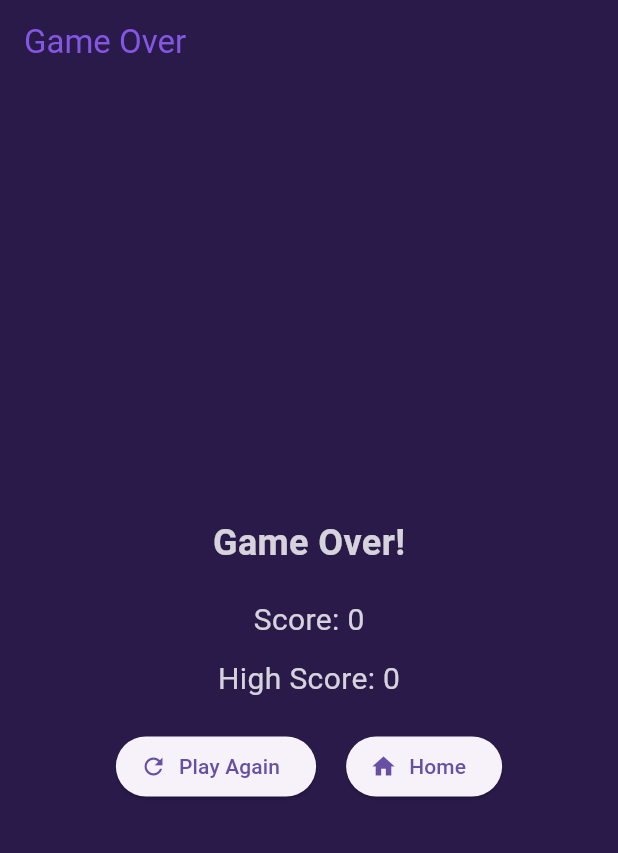
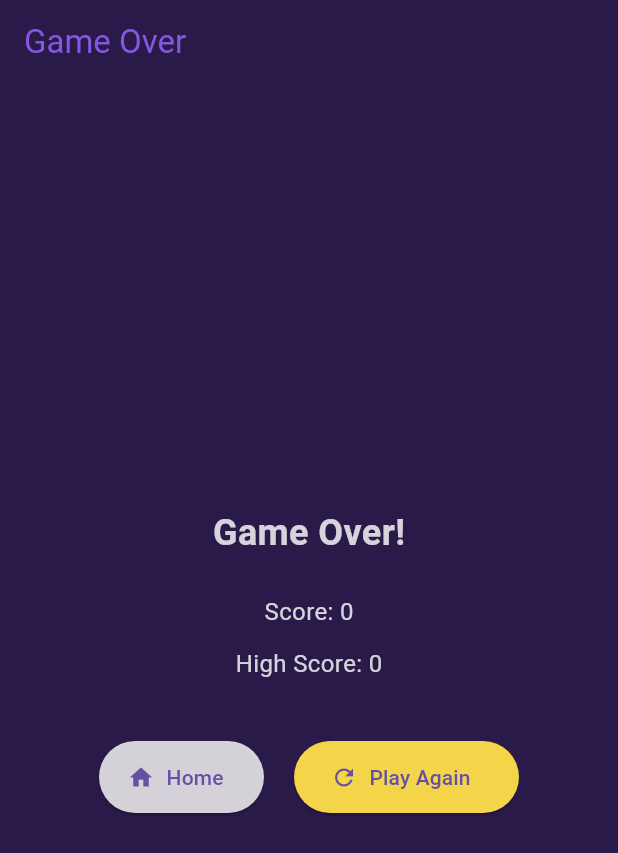
Before and after one commit to akewilen/CLS050-Project, a Flutter app: the ScoreScreen screen opened directly with empty values, on a phone screen of 412 x 824 dp. Shown: the top 853 px of the screen. Run offline on Flutter 3.47's test engine with Material 3 defaults, Android fonts, the phone set to English and light mode, and no system bars; our stand-ins replace cloud_firestore, firebase_core, shared_preferences; missing offline and left inert: syncfusion_flutter_maps; accounts and stored records are empty.

Commit message:
single player ScorePage

```diff
--- a/flutter_application_1/lib/components/map_instruction.dart
+++ b/flutter_application_1/lib/components/map_instruction.dart
@@ -17,7 +17,11 @@ class MapInstruction extends StatelessWidget {
         color: AppTheme.window90,
       ),
       child: Text(
-        style: TextStyle(color: Colors.white),
+        style: TextStyle(
+          color: Colors.white,
+          fontSize: 16,
+          fontWeight: FontWeight.w100,
+        ),
         'Find: $hiddenCountry',
       ),
     );
--- a/flutter_application_1/lib/pages/home_screen.dart
+++ b/flutter_application_1/lib/pages/home_screen.dart
@@ -258,7 +258,7 @@ void showJoinLobbyDialog(BuildContext context, void Function(String) callback) {
   final GlobalKey<FormState> formKey = GlobalKey<FormState>();
 
   showDialog<String>(
-    barrierDismissible: false,
+    barrierDismissible: true,
     barrierColor: Colors.transparent,
     context: context,
     builder: (BuildContext context) {
--- a/flutter_application_1/lib/pages/score_screen.dart
+++ b/flutter_application_1/lib/pages/score_screen.dart
@@ -1,5 +1,6 @@
 import 'package:flutter/material.dart';
 import 'package:flutter_application_1/themes/app_theme.dart';
+import '../components/menu_btn.dart';
 import 'game_view.dart';
 
 class ScoreScreen extends StatelessWidget {
@@ -30,20 +31,29 @@ class ScoreScreen extends StatelessWidget {
                 color: AppTheme.textColor,
               ),
             ),
-            const SizedBox(height: 20),
+            const SizedBox(height: 24),
             Text(
               'Score: $finalScore',
-              style: const TextStyle(fontSize: 20, color: AppTheme.textColor),
+              style: const TextStyle(fontSize: 16, color: AppTheme.textColor),
             ),
-            const SizedBox(height: 10),
+            const SizedBox(height: 12),
             Text(
               'High Score: $highScore',
-              style: const TextStyle(fontSize: 20, color: AppTheme.textColor),
+              style: const TextStyle(fontSize: 16, color: AppTheme.textColor),
             ),
-            const SizedBox(height: 20),
+            const SizedBox(height: 40),
             Row(
               mainAxisAlignment: MainAxisAlignment.center,
               children: [
+                ElevatedButton.icon(
+                  icon: const Icon(Icons.home),
+                  label: const Text('Home'),
+                  onPressed: () {
+                    Navigator.pop(context);
+                  },
+                  style: AppTheme.secondaryMenuBtn,
+                ),
+                const SizedBox(width: 20),
                 ElevatedButton.icon(
                   onPressed: () {
                     Navigator.pushReplacement(
@@ -57,24 +67,9 @@ class ScoreScreen extends StatelessWidget {
                       ),
                     );
                   },
+                  label: const Text('Play Again'),
                   icon: const Icon(Icons.refresh),
-                  label: const Text('Play Again'),
-                ),
-                const SizedBox(width: 20),
-                ElevatedButton.icon(
-                  onPressed: () {
-                    Navigator.pop(context);
-                    /*
-                    Navigator.pushReplacement(
-                      context,
-                      MaterialPageRoute(
-                        builder: (context) => const HomeScreen(),
-                      ),
-                    );
-                  */
-                  },
-                  icon: const Icon(Icons.home),
-                  label: const Text('Home'),
+                  style: AppTheme.primaryMenuBtn,
                 ),
               ],
             ),
--- a/flutter_application_1/lib/themes/app_theme.dart
+++ b/flutter_application_1/lib/themes/app_theme.dart
@@ -38,6 +38,18 @@ class AppTheme {
     //minimumSize: const Size(200, 48);
   );
 
+  static final ButtonStyle primaryMenuBtn = ButtonStyle(
+    backgroundColor: WidgetStateProperty.all(AppTheme.btnGold),
+    fixedSize: WidgetStateProperty.all<Size>(Size(150.0, 48.0)),
+    //minimumSize: const Size(200, 48);
+  );
+
+  static final ButtonStyle secondaryMenuBtn = ButtonStyle(
+    backgroundColor: WidgetStateProperty.all(AppTheme.textColor),
+    fixedSize: WidgetStateProperty.all<Size>(Size(110.0, 48.0)),
+    //minimumSize: const Size(200, 48);
+  );
+
   /*
   static late ButtonStyle menuBtnn(Icon icon) => ElevatedButton.icon(
     icon: const Icon(icon),
```
